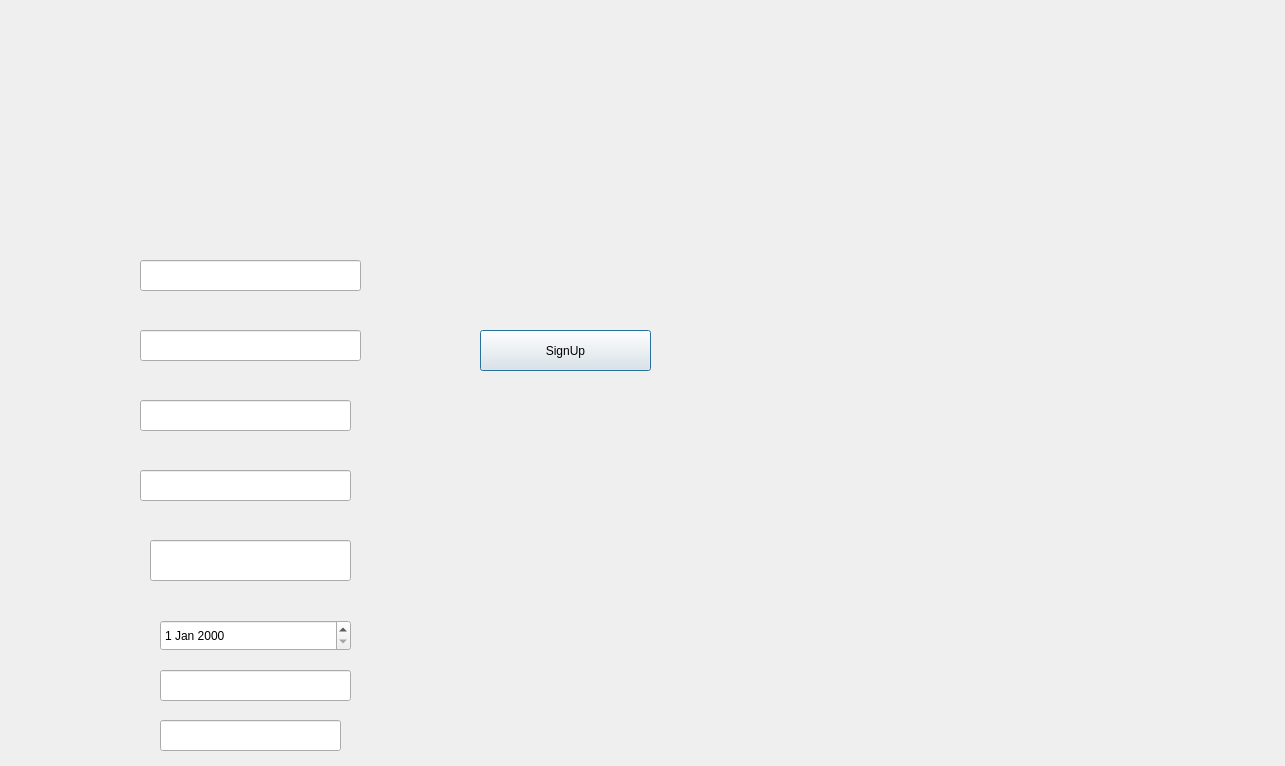
Old version of the form 3_Solution/Client/DummyChefInterface/clientsignupdialog.ui in the repository CiocAlexandru/2025_CAM_DummyChef.
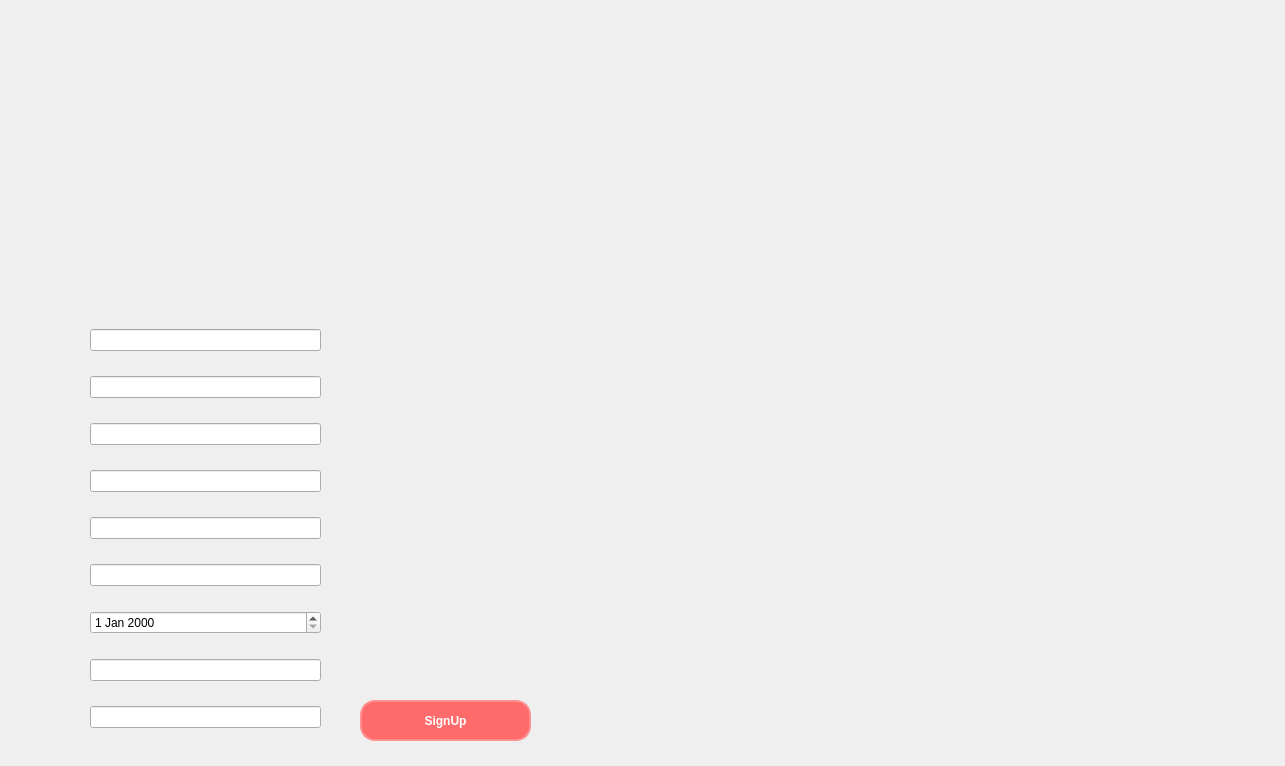
New version of the form.

Diff of the .ui file:
```diff
--- a/3_Solution/Client/DummyChefInterface/clientsignupdialog.ui
+++ b/3_Solution/Client/DummyChefInterface/clientsignupdialog.ui
@@ -13,99 +13,77 @@
   <property name="windowTitle">
    <string>Dialog</string>
   </property>
-  <widget class="QLineEdit" name="nameLineEdit">
-   <property name="geometry">
-    <rect>
-     <x>140</x>
-     <y>260</y>
-     <width>221</width>
-     <height>31</height>
-    </rect>
-   </property>
-  </widget>
-  <widget class="QLineEdit" name="surnameLineEdit">
-   <property name="geometry">
-    <rect>
-     <x>140</x>
-     <y>330</y>
-     <width>221</width>
-     <height>31</height>
-    </rect>
-   </property>
-  </widget>
-  <widget class="QLineEdit" name="usernameLineEdit">
-   <property name="geometry">
-    <rect>
-     <x>140</x>
-     <y>400</y>
-     <width>211</width>
-     <height>31</height>
-    </rect>
-   </property>
-  </widget>
-  <widget class="QLineEdit" name="passwordLineEdit">
-   <property name="geometry">
-    <rect>
-     <x>140</x>
-     <y>470</y>
-     <width>211</width>
-     <height>31</height>
-    </rect>
-   </property>
-  </widget>
-  <widget class="QLineEdit" name="phoneLineEdit">
-   <property name="geometry">
-    <rect>
-     <x>150</x>
-     <y>540</y>
-     <width>201</width>
-     <height>41</height>
-    </rect>
-   </property>
-  </widget>
-  <widget class="QDateEdit" name="birthDateEdit">
-   <property name="geometry">
-    <rect>
-     <x>160</x>
-     <y>620</y>
-     <width>191</width>
-     <height>31</height>
-    </rect>
-   </property>
-  </widget>
-  <widget class="QLineEdit" name="emailLineEdit">
-   <property name="geometry">
-    <rect>
-     <x>160</x>
-     <y>670</y>
-     <width>191</width>
-     <height>31</height>
-    </rect>
-   </property>
-  </widget>
-  <widget class="QLineEdit" name="adressLineEdit">
-   <property name="geometry">
-    <rect>
-     <x>160</x>
-     <y>720</y>
-     <width>181</width>
-     <height>31</height>
-    </rect>
-   </property>
-  </widget>
   <widget class="QPushButton" name="signupButton">
    <property name="geometry">
     <rect>
-     <x>480</x>
-     <y>330</y>
+     <x>360</x>
+     <y>700</y>
      <width>171</width>
      <height>41</height>
     </rect>
    </property>
+   <property name="styleSheet">
+    <string notr="true">QPushButton {
+    background-color: #FF6B6B;  /* Culoare primară */
+    color: white;
+    border-radius: 15px;
+    padding: 10px 20px;
+    border: 2px solid #FF8E8E;
+    font-weight: bold;
+    min-width: 120px;
+}
+
+QPushButton:hover {
+    background-color: #FF8E8E;  /* Culoare la hover */
+}
+
+QPushButton:pressed {
+    background-color: #FF5252;  /* Culoare la click */
+}</string>
+   </property>
    <property name="text">
     <string>SignUp</string>
    </property>
   </widget>
+  <widget class="QWidget" name="">
+   <property name="geometry">
+    <rect>
+     <x>90</x>
+     <y>310</y>
+     <width>231</width>
+     <height>441</height>
+    </rect>
+   </property>
+   <layout class="QVBoxLayout" name="verticalLayout">
+    <item>
+     <widget class="QLineEdit" name="nameLineEdit"/>
+    </item>
+    <item>
+     <widget class="QLineEdit" name="surnameLineEdit"/>
+    </item>
+    <item>
+     <widget class="QLineEdit" name="usernameLineEdit"/>
+    </item>
+    <item>
+     <widget class="QLineEdit" name="passwordLineEdit"/>
+    </item>
+    <item>
+     <widget class="QLineEdit" name="confirmPasswordLineEdit"/>
+    </item>
+    <item>
+     <widget class="QLineEdit" name="phoneLineEdit"/>
+    </item>
+    <item>
+     <widget class="QDateEdit" name="birthDateEdit"/>
+    </item>
+    <item>
+     <widget class="QLineEdit" name="emailLineEdit"/>
+    </item>
+    <item>
+     <widget class="QLineEdit" name="adressLineEdit"/>
+    </item>
+   </layout>
+  </widget>
  </widget>
  <resources/>
  <connections/>
```
